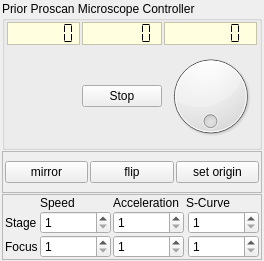
davidgrier/QInstrument, file instruments/Proscan/ProscanWidget.ui: the form before one commit.
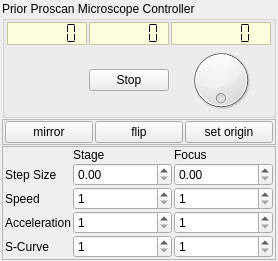
The form after the commit. Custom widgets are drawn as their Qt base class.

```diff
--- a/instruments/Proscan/ProscanWidget.ui
+++ b/instruments/Proscan/ProscanWidget.ui
@@ -6,7 +6,7 @@
    <rect>
     <x>0</x>
     <y>0</y>
-    <width>264</width>
+    <width>278</width>
     <height>261</height>
    </rect>
   </property>
@@ -281,7 +281,7 @@
       <property name="verticalSpacing">
        <number>1</number>
       </property>
-      <item row="2" column="2">
+      <item row="3" column="2">
        <widget class="QSpinBox" name="zacceleration">
         <property name="sizePolicy">
          <sizepolicy hsizetype="MinimumExpanding" vsizetype="Fixed">
@@ -297,7 +297,17 @@
         </property>
        </widget>
       </item>
-      <item row="0" column="2">
+      <item row="2" column="0">
+       <widget class="QLabel" name="speedLabel">
+        <property name="text">
+         <string>Speed</string>
+        </property>
+        <property name="buddy">
+         <cstring>speed</cstring>
+        </property>
+       </widget>
+      </item>
+      <item row="3" column="0">
        <widget class="QLabel" name="accelerationLabel">
         <property name="text">
          <string>Acceleration</string>
@@ -307,7 +317,17 @@
         </property>
        </widget>
       </item>
-      <item row="1" column="1">
+      <item row="4" column="0">
+       <widget class="QLabel" name="scurveLabel">
+        <property name="text">
+         <string>S-Curve</string>
+        </property>
+        <property name="buddy">
+         <cstring>scurve</cstring>
+        </property>
+       </widget>
+      </item>
+      <item row="2" column="1">
        <widget class="QSpinBox" name="speed">
         <property name="sizePolicy">
          <sizepolicy hsizetype="MinimumExpanding" vsizetype="Fixed">
@@ -323,64 +343,35 @@
         </property>
        </widget>
       </item>
-      <item row="2" column="4">
-       <widget class="QSpinBox" name="zscurve">
-        <property name="sizePolicy">
-         <sizepolicy hsizetype="MinimumExpanding" vsizetype="Fixed">
-          <horstretch>0</horstretch>
-          <verstretch>0</verstretch>
-         </sizepolicy>
-        </property>
-        <property name="minimum">
-         <number>1</number>
-        </property>
-        <property name="maximum">
-         <number>100</number>
-        </property>
-       </widget>
-      </item>
-      <item row="1" column="4">
-       <widget class="QSpinBox" name="scurve">
-        <property name="sizePolicy">
-         <sizepolicy hsizetype="MinimumExpanding" vsizetype="Fixed">
-          <horstretch>0</horstretch>
-          <verstretch>0</verstretch>
-         </sizepolicy>
-        </property>
-        <property name="minimum">
-         <number>1</number>
-        </property>
-        <property name="maximum">
-         <number>100</number>
-        </property>
-       </widget>
-      </item>
-      <item row="1" column="0">
+      <item row="0" column="1">
        <widget class="QLabel" name="stageLabel">
         <property name="text">
          <string>Stage</string>
         </property>
        </widget>
       </item>
-      <item row="2" column="0">
+      <item row="0" column="2">
        <widget class="QLabel" name="focusLabel">
         <property name="text">
          <string>Focus</string>
         </property>
        </widget>
       </item>
-      <item row="0" column="3" colspan="2">
-       <widget class="QLabel" name="scurveLabel">
+      <item row="1" column="0">
+       <widget class="QLabel" name="stepLabel">
         <property name="text">
-         <string>S-Curve</string>
-        </property>
-        <property name="buddy">
-         <cstring>scurve</cstring>
+         <string>Step Size</string>
         </property>
        </widget>
       </item>
-      <item row="2" column="1">
-       <widget class="QSpinBox" name="zspeed">
+      <item row="1" column="1">
+       <widget class="QDoubleSpinBox" name="xstepsize"/>
+      </item>
+      <item row="1" column="2">
+       <widget class="QDoubleSpinBox" name="zstepsize"/>
+      </item>
+      <item row="4" column="2">
+       <widget class="QSpinBox" name="zscurve">
         <property name="sizePolicy">
          <sizepolicy hsizetype="MinimumExpanding" vsizetype="Fixed">
           <horstretch>0</horstretch>
@@ -395,7 +386,7 @@
         </property>
        </widget>
       </item>
-      <item row="1" column="2">
+      <item row="3" column="1">
        <widget class="QSpinBox" name="acceleration">
         <property name="sizePolicy">
          <sizepolicy hsizetype="MinimumExpanding" vsizetype="Fixed">
@@ -411,13 +402,35 @@
         </property>
        </widget>
       </item>
-      <item row="0" column="1">
-       <widget class="QLabel" name="speedLabel">
-        <property name="text">
-         <string>Speed</string>
+      <item row="2" column="2">
+       <widget class="QSpinBox" name="zspeed">
+        <property name="sizePolicy">
+         <sizepolicy hsizetype="MinimumExpanding" vsizetype="Fixed">
+          <horstretch>0</horstretch>
+          <verstretch>0</verstretch>
+         </sizepolicy>
         </property>
-        <property name="buddy">
-         <cstring>speed</cstring>
+        <property name="minimum">
+         <number>1</number>
+        </property>
+        <property name="maximum">
+         <number>100</number>
+        </property>
+       </widget>
+      </item>
+      <item row="4" column="1">
+       <widget class="QSpinBox" name="scurve">
+        <property name="sizePolicy">
+         <sizepolicy hsizetype="MinimumExpanding" vsizetype="Fixed">
+          <horstretch>0</horstretch>
+          <verstretch>0</verstretch>
+         </sizepolicy>
+        </property>
+        <property name="minimum">
+         <number>1</number>
+        </property>
+        <property name="maximum">
+         <number>100</number>
         </property>
        </widget>
       </item>
```
Left out of the diff: 34 changed lines with no effect on the pictures.
